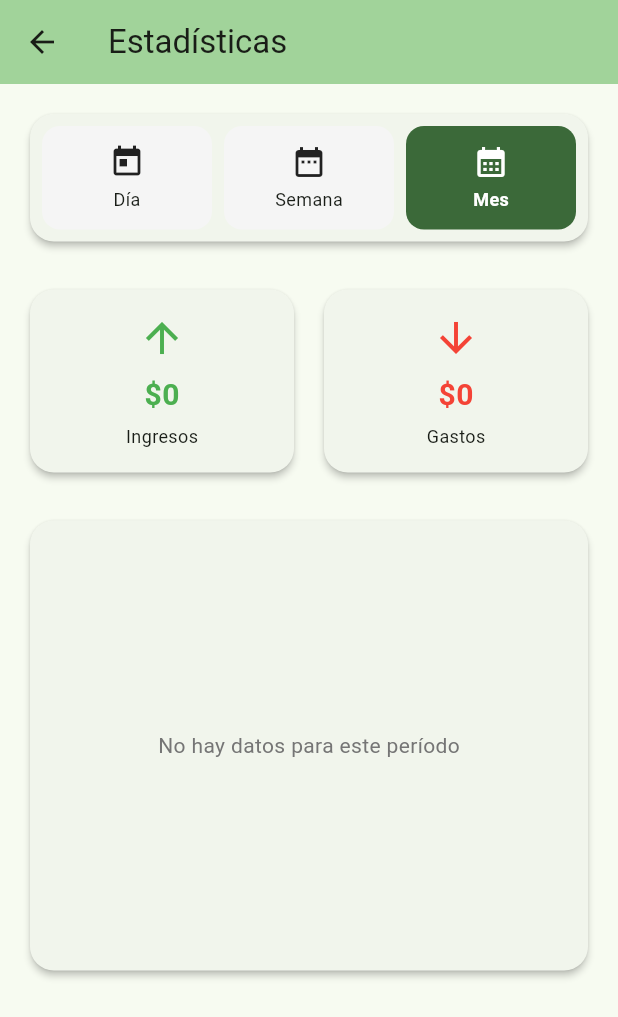
After one commit to Mentitos/finanzaslibre, a Flutter app: the screen it shows after launch, after a tap on an icon or button, on a phone screen of 412 x 824 dp. The commit adds this screen. Shown: the top 1017 px of the screen. Run offline on Flutter 3.47's test engine with Material 3 defaults, Android fonts, the phone set to English and light mode, and no system bars; our stand-ins replace fl_chart, local_auth, shared_preferences; missing offline and left inert: fuzzywuzzy.

Commit message:
beta de torta

```diff
--- /dev/null
+++ b/finanzas/lib/screens/statistics_screen.dart
@@ -0,0 +1,380 @@
+import 'package:flutter/material.dart';
+import 'package:fl_chart/fl_chart.dart';
+import '../models/savings_record.dart';
+import '../constants/app_constants.dart';
+import '../utils/formatters.dart';
+
+enum StatisticsPeriod { day, week, month }
+
+class StatisticsScreen extends StatefulWidget {
+  final List<SavingsRecord> allRecords;
+  final Map<String, Color> categoryColors;
+
+  const StatisticsScreen({
+    super.key,
+    required this.allRecords,
+    required this.categoryColors,
+  });
+
+  @override
+  State<StatisticsScreen> createState() => _StatisticsScreenState();
+}
+
+class _StatisticsScreenState extends State<StatisticsScreen> {
+  StatisticsPeriod _selectedPeriod = StatisticsPeriod.month;
+
+  @override
+  Widget build(BuildContext context) {
+    final filteredRecords = _getFilteredRecords();
+    final categoryData = _calculateCategoryData(filteredRecords);
+
+    return Scaffold(
+      appBar: AppBar(
+        title: const Text('Estadísticas'),
+        backgroundColor: Theme.of(context).colorScheme.inversePrimary,
+      ),
+      body: SingleChildScrollView(
+        padding: const EdgeInsets.all(AppConstants.defaultPadding),
+        child: Column(
+          crossAxisAlignment: CrossAxisAlignment.start,
+          children: [
+            _buildPeriodSelector(),
+            const SizedBox(height: 24),
+            _buildSummaryCards(filteredRecords),
+            const SizedBox(height: 24),
+            _buildPieChart(categoryData),
+            const SizedBox(height: 24),
+            _buildCategoryList(categoryData),
+          ],
+        ),
+      ),
+    );
+  }
+
+  List<SavingsRecord> _getFilteredRecords() {
+    final now = DateTime.now();
+    DateTime startDate;
+
+    switch (_selectedPeriod) {
+      case StatisticsPeriod.day:
+        startDate = DateTime(now.year, now.month, now.day);
+        break;
+      case StatisticsPeriod.week:
+        startDate = now.subtract(Duration(days: now.weekday - 1));
+        startDate = DateTime(startDate.year, startDate.month, startDate.day);
+        break;
+      case StatisticsPeriod.month:
+        startDate = DateTime(now.year, now.month, 1);
+        break;
+    }
+
+    return widget.allRecords.where((record) {
+      return record.createdAt.isAfter(startDate) ||
+          record.createdAt.isAtSameMomentAs(startDate);
+    }).toList();
+  }
+
+  Map<String, double> _calculateCategoryData(List<SavingsRecord> records) {
+    final Map<String, double> data = {};
+
+    for (var record in records) {
+      final amount = record.type == RecordType.deposit
+          ? record.totalAmount
+          : -record.totalAmount;
+      data[record.category] = (data[record.category] ?? 0) + amount;
+    }
+
+    return data;
+  }
+
+  Widget _buildPeriodSelector() {
+    return Card(
+      child: Padding(
+        padding: const EdgeInsets.all(8),
+        child: Row(
+          children: [
+            Expanded(
+              child: _buildPeriodButton(
+                'Día',
+                StatisticsPeriod.day,
+                Icons.today,
+              ),
+            ),
+            const SizedBox(width: 8),
+            Expanded(
+              child: _buildPeriodButton(
+                'Semana',
+                StatisticsPeriod.week,
+                Icons.date_range,
+              ),
+            ),
+            const SizedBox(width: 8),
+            Expanded(
+              child: _buildPeriodButton(
+                'Mes',
+                StatisticsPeriod.month,
+                Icons.calendar_month,
+              ),
+            ),
+          ],
+        ),
+      ),
+    );
+  }
+
+  Widget _buildPeriodButton(String label, StatisticsPeriod period, IconData icon) {
+    final isSelected = _selectedPeriod == period;
+    final isDark = Theme.of(context).brightness == Brightness.dark;
+
+    return InkWell(
+      onTap: () => setState(() => _selectedPeriod = period),
+      borderRadius: BorderRadius.circular(12),
+      child: Container(
+        padding: const EdgeInsets.symmetric(vertical: 12),
+        decoration: BoxDecoration(
+          color: isSelected
+              ? Theme.of(context).colorScheme.primary
+              : (isDark ? Colors.grey[800] : Colors.grey[100]),
+          borderRadius: BorderRadius.circular(12),
+        ),
+        child: Column(
+          children: [
+            Icon(
+              icon,
+              color: isSelected
+                  ? Colors.white
+                  : Theme.of(context).iconTheme.color,
+              size: 24,
+            ),
+            const SizedBox(height: 4),
+            Text(
+              label,
+              style: TextStyle(
+                color: isSelected
+                    ? Colors.white
+                    : Theme.of(context).textTheme.bodyMedium?.color,
+                fontWeight: isSelected ? FontWeight.bold : FontWeight.normal,
+                fontSize: 12,
+              ),
+            ),
+          ],
+        ),
+      ),
+    );
+  }
+
+  Widget _buildSummaryCards(List<SavingsRecord> records) {
+    final deposits = records.where((r) => r.type == RecordType.deposit);
+    final withdrawals = records.where((r) => r.type == RecordType.withdrawal);
+
+    final totalDeposits = deposits.fold<double>(
+      0,
+      (sum, r) => sum + r.totalAmount,
+    );
+    final totalWithdrawals = withdrawals.fold<double>(
+      0,
+      (sum, r) => sum + r.totalAmount,
+    );
+
+    return Row(
+      children: [
+        Expanded(
+          child: _buildSummaryCard(
+            'Ingresos',
+            totalDeposits,
+            Colors.green,
+            Icons.arrow_upward,
+          ),
+        ),
+        const SizedBox(width: 12),
+        Expanded(
+          child: _buildSummaryCard(
+            'Gastos',
+            totalWithdrawals,
+            Colors.red,
+            Icons.arrow_downward,
+          ),
+        ),
+      ],
+    );
+  }
+
+  Widget _buildSummaryCard(String title, double amount, Color color, IconData icon) {
+    return Card(
+      child: Padding(
+        padding: const EdgeInsets.all(16),
+        child: Column(
+          children: [
+            Icon(icon, color: color, size: 32),
+            const SizedBox(height: 8),
+            Text(
+              '\$${Formatters.formatCurrency(amount)}',
+              style: TextStyle(
+                fontSize: 20,
+                fontWeight: FontWeight.bold,
+                color: color,
+              ),
+            ),
+            const SizedBox(height: 4),
+            Text(
+              title,
+              style: TextStyle(
+                fontSize: 12,
+                color: Theme.of(context).textTheme.bodySmall?.color,
+              ),
+            ),
+          ],
+        ),
+      ),
+    );
+  }
+
+  Widget _buildPieChart(Map<String, double> categoryData) {
+    if (categoryData.isEmpty) {
+      return Card(
+        child: Container(
+          height: 300,
+          alignment: Alignment.center,
+          child: Text(
+            'No hay datos para este período',
+            style: TextStyle(color: Colors.grey[600]),
+          ),
+        ),
+      );
+    }
+
+    final sortedEntries = categoryData.entries.toList()
+      ..sort((a, b) => b.value.abs().compareTo(a.value.abs()));
+
+    return Card(
+      child: Padding(
+        padding: const EdgeInsets.all(16),
+        child: Column(
+          crossAxisAlignment: CrossAxisAlignment.start,
+          children: [
+            Text(
+              'Distribución por categoría',
+              style: Theme.of(context).textTheme.titleLarge,
+            ),
+            const SizedBox(height: 24),
+            SizedBox(
+              height: 250,
+              child: PieChart(
+                PieChartData(
+                  sectionsSpace: 2,
+                  centerSpaceRadius: 60,
+                  sections: sortedEntries.map((entry) {
+                    final index = sortedEntries.indexOf(entry);
+                    final percentage = (entry.value.abs() /
+                            sortedEntries.fold<double>(
+                                0, (sum, e) => sum + e.value.abs())) *
+                        100;
+
+                    return PieChartSectionData(
+                      color: AppConstants.getCategoryColor(
+                          entry.key, widget.categoryColors),
+                      value: entry.value.abs(),
+                      title: '${percentage.toStringAsFixed(0)}%',
+                      radius: 80,
+                      titleStyle: const TextStyle(
+                        fontSize: 14,
+                        fontWeight: FontWeight.bold,
+                        color: Colors.white,
+                      ),
+                    );
+                  }).toList(),
+                ),
+              ),
+            ),
+          ],
+        ),
+      ),
+    );
+  }
+
+  Widget _buildCategoryList(Map<String, double> categoryData) {
+    final sortedEntries = categoryData.entries.toList()
+      ..sort((a, b) => b.value.abs().compareTo(a.value.abs()));
+
+    if (sortedEntries.isEmpty) {
+      return const SizedBox.shrink();
+    }
+
+    final total = sortedEntries.fold<double>(0, (sum, e) => sum + e.value.abs());
+
+    return Card(
+      child: Padding(
+        padding: const EdgeInsets.all(16),
+        child: Column(
+          crossAxisAlignment: CrossAxisAlignment.start,
+          children: [
+            Text(
+              'Detalle por categoría',
+              style: Theme.of(context).textTheme.titleLarge,
+            ),
+            const SizedBox(height: 16),
+            ...sortedEntries.map((entry) {
+              final percentage = (entry.value.abs() / total) * 100;
+              return Padding(
+                padding: const EdgeInsets.only(bottom: 12),
+                child: Column(
+                  crossAxisAlignment: CrossAxisAlignment.start,
+                  children: [
+                    Row(
+                      children: [
+                        Container(
+                          width: 16,
+                          height: 16,
+                          decoration: BoxDecoration(
+                            color: AppConstants.getCategoryColor(
+                                entry.key, widget.categoryColors),
+                            shape: BoxShape.circle,
+                          ),
+                        ),
+                        const SizedBox(width: 8),
+                        Expanded(
+                          child: Text(
+                            entry.key,
+                            style: const TextStyle(fontWeight: FontWeight.w600),
+                          ),
+                        ),
+                        Text(
+                          '\$${Formatters.formatCurrency(entry.value.abs())}',
+                          style: TextStyle(
+                            fontWeight: FontWeight.bold,
+                            color: entry.value >= 0 ? Colors.green : Colors.red,
+                          ),
+                        ),
+                      ],
+                    ),
+                    const SizedBox(height: 8),
+                    ClipRRect(
+                      borderRadius: BorderRadius.circular(4),
+                      child: LinearProgressIndicator(
+                        value: percentage / 100,
+                        backgroundColor: Colors.grey[300],
+                        valueColor: AlwaysStoppedAnimation(
+                          AppConstants.getCategoryColor(
+                              entry.key, widget.categoryColors),
+                        ),
+                        minHeight: 8,
+                      ),
+                    ),
+                    const SizedBox(height: 4),
+                    Text(
+                      '${percentage.toStringAsFixed(1)}% del total',
+                      style: TextStyle(
+                        fontSize: 11,
+                        color: Colors.grey[600],
+                      ),
+                    ),
+                  ],
+                ),
+              );
+            }),
+          ],
+        ),
+      ),
+    );
+  }
+}
--- a/finanzas/lib/screens/tabs/summary_tab.dart
+++ b/finanzas/lib/screens/tabs/summary_tab.dart
@@ -3,6 +3,8 @@ import '../../models/savings_record.dart';
 import '../../widgets/record_item.dart';
 import '../../utils/formatters.dart';
 import '../../constants/app_constants.dart';
+import '../statistics_screen.dart';
+
 
 class SummaryTab extends StatelessWidget {
   final Map<String, dynamic> statistics;
@@ -200,12 +202,25 @@ class SummaryTab extends StatelessWidget {
     );
   }
 
-  Widget _buildStatsRow(BuildContext context) { // AGREGAR context
-    final totalRecords = statistics['totalRecords'] ?? 0;
-    final totalDeposits = statistics['totalDeposits'] ?? 0;
-    final totalWithdrawals = statistics['totalWithdrawals'] ?? 0;
+  Widget _buildStatsRow(BuildContext context) {
+  final totalRecords = statistics['totalRecords'] ?? 0;
+  final totalDeposits = statistics['totalDeposits'] ?? 0;
+  final totalWithdrawals = statistics['totalWithdrawals'] ?? 0;
 
-    return Card(
+  return InkWell(
+    onTap: () {
+      Navigator.push(
+        context,
+        MaterialPageRoute(
+          builder: (context) => StatisticsScreen(
+            allRecords: allRecords,
+            categoryColors: categoryColors,
+          ),
+        ),
+      );
+    },
+    borderRadius: BorderRadius.circular(16),
+    child: Card(
       shape: RoundedRectangleBorder(
         borderRadius: BorderRadius.circular(16),
       ),
@@ -215,7 +230,7 @@ class SummaryTab extends StatelessWidget {
         child: Row(
           children: [
             _buildStatItem(
-              context, // PASAR context
+              context,
               title: 'Total Registros',
               value: '$totalRecords',
               icon: Icons.receipt_long,
@@ -223,7 +238,7 @@ class SummaryTab extends StatelessWidget {
             ),
             _buildDivider(),
             _buildStatItem(
-              context, // PASAR context
+              context,
               title: AppConstants.depositLabel,
               value: '$totalDeposits',
               icon: Icons.arrow_upward,
@@ -231,7 +246,7 @@ class SummaryTab extends StatelessWidget {
             ),
             _buildDivider(),
             _buildStatItem(
-              context, // PASAR context
+              context,
               title: AppConstants.withdrawalLabel,
               value: '$totalWithdrawals',
               icon: Icons.arrow_downward,
@@ -240,8 +255,9 @@ class SummaryTab extends StatelessWidget {
           ],
         ),
       ),
-    );
-  }
+    ),
+  ); // ESTE PARÉNTESIS CIERRA EL InkWell
+}
 
   Widget _buildStatItem(
     BuildContext context, { // AGREGAR context
--- a/finanzas/pubspec.yaml
+++ b/finanzas/pubspec.yaml
@@ -40,7 +40,7 @@ dependencies:
   local_auth: ^2.3.0
   local_auth_android: ^1.0.0
   fuzzywuzzy: ^1.2.0
-
+  fl_chart: ^0.69.0
 
 dev_dependencies:
   flutter_test:
```
Also changed, not shown: finanzas/pubspec.lock.
